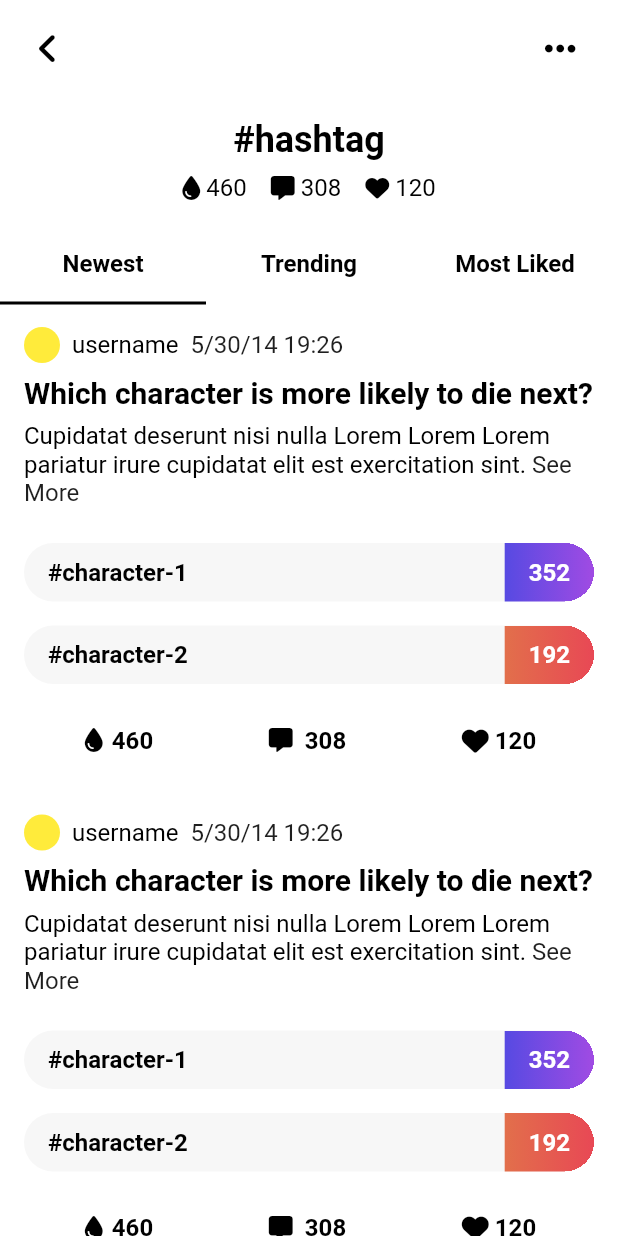
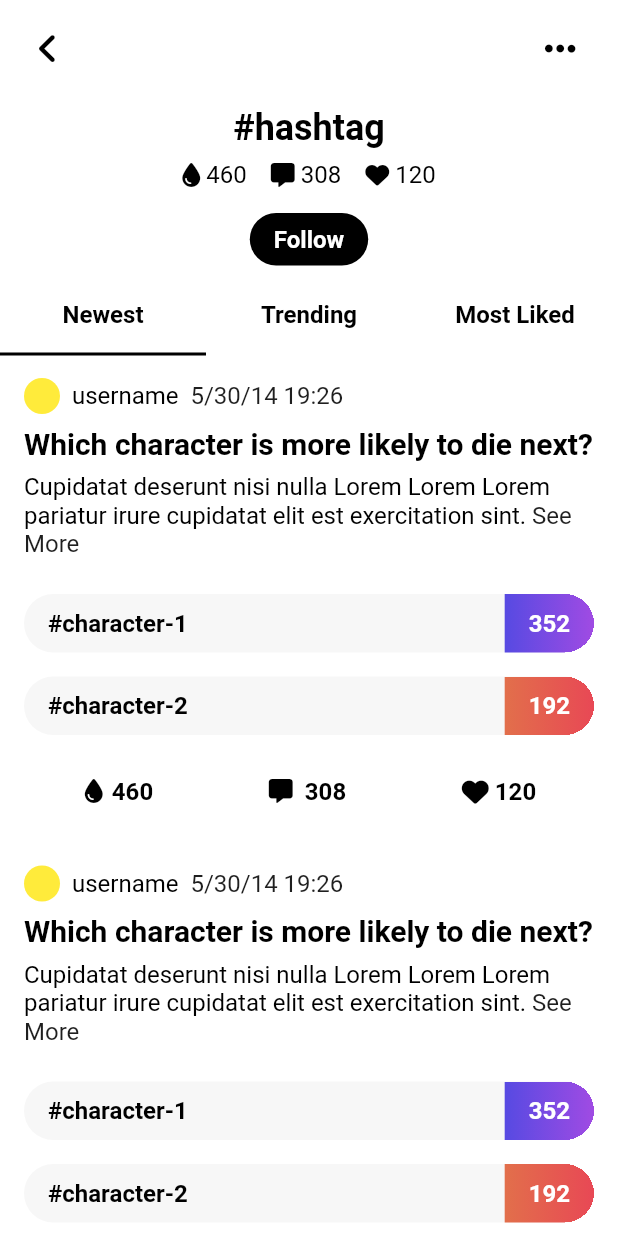
Before and after one commit to emresoysuren/chupp, a Flutter app: the HashtagPage screen opened directly, on a phone screen of 412 x 824 dp. Run offline on Flutter 3.47's test engine with Material 2 defaults, Android fonts, the phone set to English and light mode, and no system bars; our stand-ins replace another_flushbar, auto_route, firebase_auth, firebase_core, font_awesome_flutter, google_fonts and 2 more; missing offline and left inert: draggable_menu; accounts and stored records are empty; Roboto replaces fonts that are missing (Ubuntu); statements that could not run were skipped.

Commit message:
created a follow button for the hashtag page

```diff
--- a/lib/config/texts.dart
+++ b/lib/config/texts.dart
@@ -51,4 +51,5 @@ class Texts {
   // Hashtags
   static const String hashtagHeaderPrefix = "Mentioned";
   static const String hashtagHeaderSuffix = "times";
+  static const String hashtagFollow = "Follow";
 }
--- a/lib/pages/side/hashtag/hashtag.dart
+++ b/lib/pages/side/hashtag/hashtag.dart
@@ -48,7 +48,7 @@ class _HashtagPageState extends State<HashtagPage> {
             SliverPersistentHeader(
               delegate: CustomSliverPersistentHeaderDelegate(
                 PreferredSize(
-                  preferredSize: const Size.fromHeight(86),
+                  preferredSize: const Size.fromHeight(120),
                   child: HashtagHeader(
                     key: _contentKey,
                     title: "#hashtag",
--- /dev/null
+++ b/lib/widgets/buttons/custom/mini_button.dart
@@ -0,0 +1,32 @@
+import 'package:chupp/utils/utils/context_extension.dart';
+import 'package:chupp/widgets/buttons/single_plain_text_button.dart';
+import 'package:flutter/material.dart';
+
+class MiniButton extends StatelessWidget {
+  final String label;
+  final Color? backgroundColor;
+  final Color? color;
+  final EdgeInsets? padding;
+  final Function()? onPressed;
+
+  const MiniButton({
+    super.key,
+    required this.label,
+    this.backgroundColor,
+    this.color,
+    this.padding,
+    this.onPressed,
+  });
+
+  @override
+  Widget build(BuildContext context) {
+    return SinglePlainTextButton(
+      label: label,
+      backgroundColor: backgroundColor ?? context.theme.current.primaryItem,
+      color: color ?? context.theme.current.itemText,
+      padding:
+          padding ?? const EdgeInsets.symmetric(horizontal: 16, vertical: 8),
+      onPressed: onPressed,
+    );
+  }
+}
--- a/lib/widgets/hashtags/hashtag_header.dart
+++ b/lib/widgets/hashtags/hashtag_header.dart
@@ -1,4 +1,6 @@
+import 'package:chupp/config/texts.dart';
 import 'package:chupp/utils/utils/context_extension.dart';
+import 'package:chupp/widgets/buttons/custom/mini_button.dart';
 import 'package:flutter/material.dart';
 import 'package:font_awesome_flutter/font_awesome_flutter.dart';
 
@@ -65,6 +67,11 @@ class HashtagHeader extends StatelessWidget {
               ),
             ],
           ),
+          const SizedBox(height: 16),
+          MiniButton(
+            label: Texts.hashtagFollow,
+            onPressed: () {},
+          ),
         ],
       ),
     );
```
